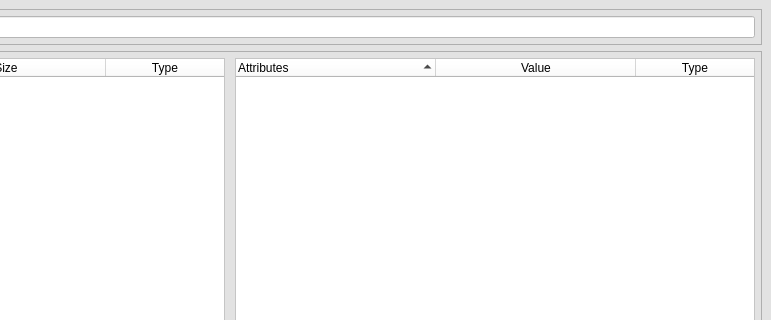
Before: the Qt Designer form hdf5_manager.ui in mgraupe/hdf5Manager, drawn with Qt 5; both pictures show x 314 to 1085 and y 0 to 320 of the 1085 by 866 pixel window.
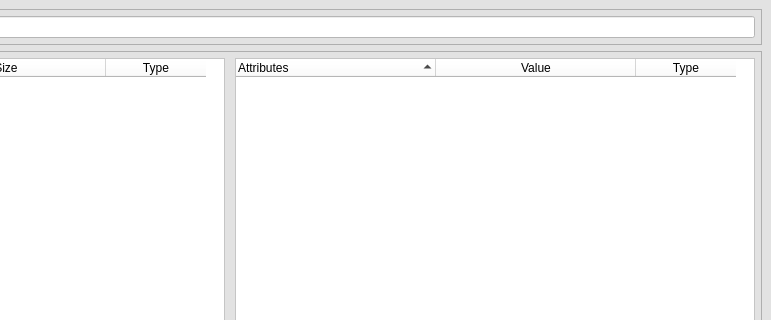
After: the same form once the commit is applied.

Commit message: Improvements in the appearance and stretching properties of the GUI.

Diff of the .ui file:
```diff
--- a/hdf5_manager.ui
+++ b/hdf5_manager.ui
@@ -92,6 +92,9 @@
             <attribute name="headerMinimumSectionSize">
              <number>20</number>
             </attribute>
+            <attribute name="headerStretchLastSection">
+             <bool>false</bool>
+            </attribute>
             <column>
              <property name="text">
               <string>DataSets</string>
@@ -177,6 +180,9 @@
             <attribute name="headerShowSortIndicator" stdset="0">
              <bool>true</bool>
             </attribute>
+            <attribute name="headerStretchLastSection">
+             <bool>false</bool>
+            </attribute>
             <column>
              <property name="text">
               <string>Attributes</string>
```
The commit also changes 2 other files.
